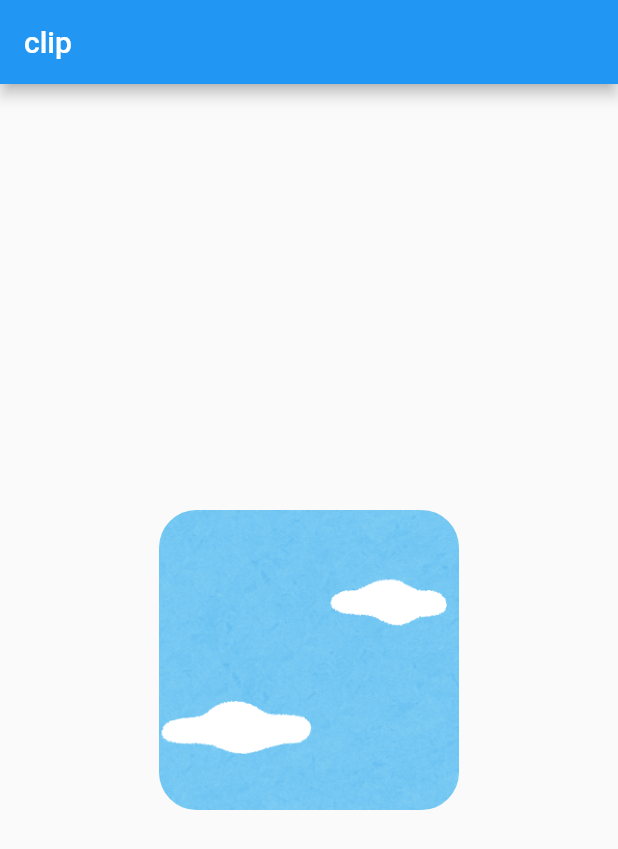
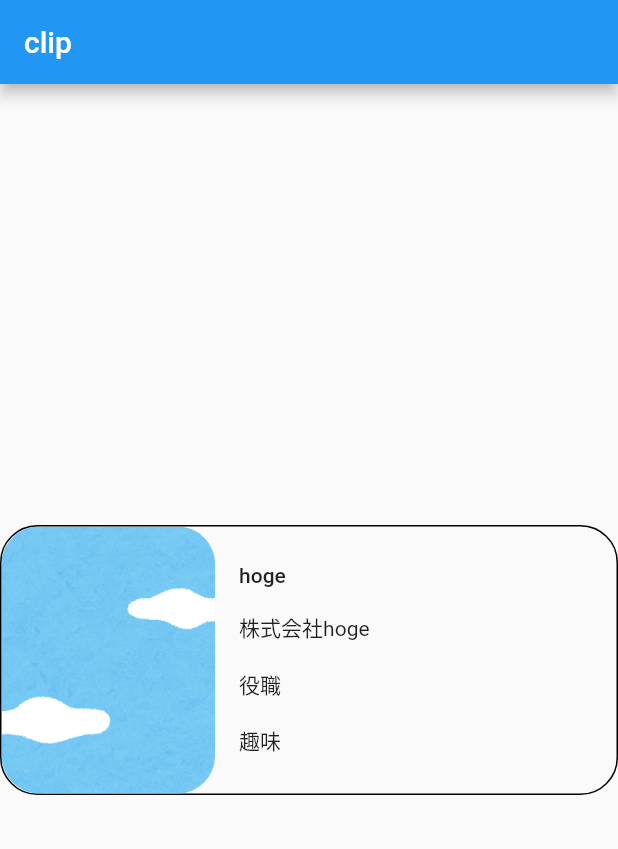
Before and after one commit to Luecy1/flutter_layout_study, a Flutter app: the _Drill5Page screen opened directly, on a phone screen of 412 x 824 dp. Shown: the top 849 px of the screen. Run offline on Flutter 3.47's test engine with Material 2 defaults, Android fonts, the phone set to English and light mode, and no system bars; our stand-ins replace audio_service, audioplayers, just_audio, rxdart, shared_preferences; missing offline and left inert: audio_session, time_machine, timetable; accounts and stored records are empty.

Commit message:
drill_5.dart

```diff
--- a/lib/note/drill_5.dart
+++ b/lib/note/drill_5.dart
@@ -9,17 +9,42 @@ class _Drill5Page extends StatelessWidget {
       appBar: AppBar(
         title: Text('clip'),
       ),
-      body: Container(
-        alignment: Alignment.center,
-        child: ClipRRect(
-          borderRadius: BorderRadius.circular(25.0),
-          child: SizedBox(
-            height: 200.0,
-            width: 200.0,
-            child: Image(
-              image: AssetImage('assets/aozora.png'),
-              fit: BoxFit.fitHeight,
-            ),
+      body: Center(
+        child: Container(
+          height: 180.0,
+          decoration: BoxDecoration(
+            border: Border.all(color: Colors.black),
+            borderRadius: BorderRadius.circular(25.0),
+          ),
+          child: Row(
+            children: [
+              ClipRRect(
+                borderRadius: BorderRadius.circular(25.0),
+                child: AspectRatio(
+                  aspectRatio: 4.0 / 5.0,
+                  child: Image(
+                    image: AssetImage('assets/aozora.png'),
+                    fit: BoxFit.fitHeight,
+                  ),
+                ),
+              ),
+              Padding(
+                padding: const EdgeInsets.all(16.0),
+                child: Column(
+                  mainAxisAlignment: MainAxisAlignment.spaceAround,
+                  crossAxisAlignment: CrossAxisAlignment.start,
+                  children: [
+                    Text(
+                      'hoge',
+                      style: Theme.of(context).textTheme.bodyText1,
+                    ),
+                    Text('株式会社hoge'),
+                    Text('役職'),
+                    Text('趣味'),
+                  ],
+                ),
+              )
+            ],
           ),
         ),
       ),
```
